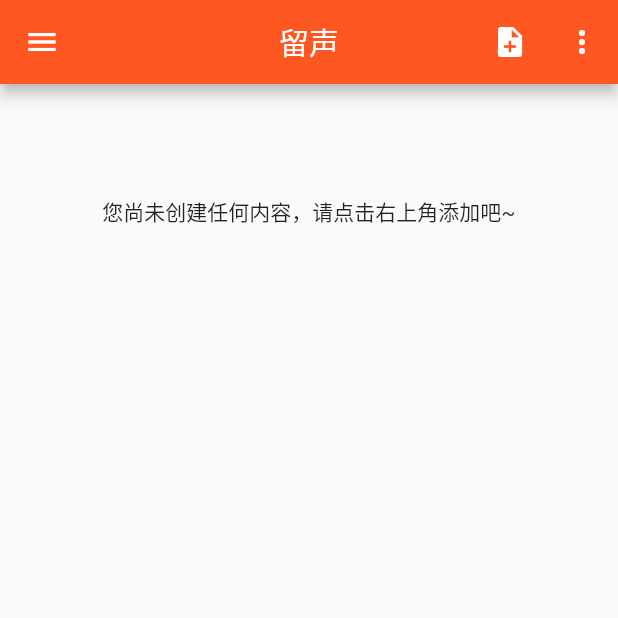
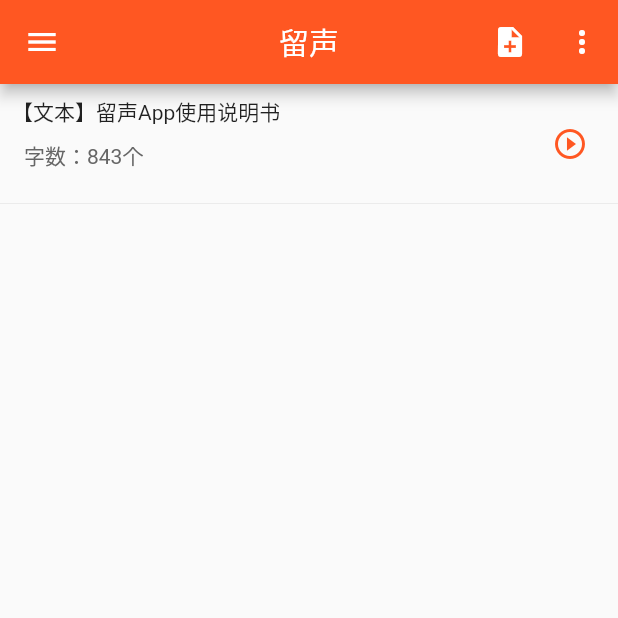
Before and after one commit to lileilei1119/xylisten, a Flutter app: the screen it shows after launch, in the side drawer, after a tap on the "note add" icon, on a phone screen of 412 x 824 dp, the top half of it. Run offline on Flutter 3.47's test engine with Material 2 defaults, Android fonts, the phone set to English and light mode, and no system bars; drawn by our look-alikes of flutter_slidable; our stand-ins replace audioplayers, bot_toast, event_bus, image_picker, shared_preferences, simple_animations and 2 more; missing offline and left inert: flutter_webview_plugin, quill_delta, xy_tts, zefyr; accounts and stored records are empty.

Commit message:
fix bugs

```diff
--- /dev/null
+++ b/assets/data/init_article.json
@@ -0,0 +1,8 @@
+{
+  "title": "留声App使用说明书",
+  "content": "[{\"insert\":\"留声是一款使用TTS语音播报您个人笔记的APP，内置了简洁实用的富文本编辑器。当您在吃饭时、散步时，开车时，使用留声播报您的笔记心得，做到真正的一心多用，开启多线程高效人生。亦或者，当你睡前使用留声播报一天的总结，以及次日的安排，以充满希望的声音伴您入眠。\\n\\n留声的功能介绍如下：\\n一、新建笔记\\n目前您有两种方式添加笔记，一是直接使用我们内置的富文本编辑器；二是使用抓取网站链接的方式。\\n在富文本编辑器中，您可以添加数字序号、点序号、引用、图片等多种常见的操作。\"},{\"insert\":\"\\n\",\"attributes\":{\"block\":\"ol\"}},{\"insert\":\"使用抓取网页功能时，您可以将其他网站的链接输入到留声抓取对话框中，直接拉取内容，转换成您自己的笔记。在大部分知名文本信息类的APP都有系统分享或者复制链接功能，您可以将它复制到黏贴板，打开留声APP，点击”抓取网页“功能，留声会自动识别黏贴板中的网址，一键拉取。\"},{\"insert\":\"\\n\",\"attributes\":{\"block\":\"ol\"}},{\"insert\":\"\\n二、播放器\\n留声内置播放器，可以以TTS方式播报您的笔记。播放器有迷你板和半屏板两种形式。迷你板不会阻塞您当前任何操作，可以在任何界面下方显示。当您需要查看、添加或删除播放列表时，点击迷你板会切换到半屏板。\\n在半屏板，您还可以进行定时操作，这个特别适合您睡前操作哦，以复习知识点的方式入眠非常nice。当您听到不确定不明白的知识点时。还可以点击上面的文稿按钮，查看当前播放文本。\\n此外留声播放器支持后台模式、支持远程事件。在锁机状态时，您也可以切换或者暂停。\\n\\n三、其他功能\\n 考虑到您录入笔记不易。留声内置了回收站功能，可以最大程度上排除误删。\"},{\"insert\":\"\\n\",\"attributes\":{\"block\":\"ol\"}},{\"insert\":\"设置了暗黑模式，暗黑模式很酷的，而且保护眼睛，可以试试哦\"},{\"insert\":\"\\n\",\"attributes\":{\"block\":\"ol\"}},{\"insert\":\"播报语速设置：您可以挑一个您喜欢的速度，建议使用默认倍速（1倍速）哦！\"},{\"insert\":\"\\n\",\"attributes\":{\"block\":\"ol\"}},{\"insert\":\"\\n留声App，还在完善之中，我们一直在路上，如果您有更好建议或反馈，请在我们的APPStore上评论留言或者给我们发邮件，我们的邮箱地址lileilei1119@163.com 谢谢！\\n\\n最后，如果您已经阅读了该说明书并清楚了使用方法。您可以把这篇文档删除，给您一个更澄净，完全属于您自己的空间。\\n\\n再见！留声会安静地守护您！\\n\"}]",
+  "flag": 1,
+  "count": 843,
+  "category": 0,
+  "opt": 0
+}
--- a/lib/config/db_config.dart
+++ b/lib/config/db_config.dart
@@ -1,3 +1,6 @@
+import 'dart:convert';
+
+import 'package:flutter/services.dart';
 import 'package:sqflite/sqflite.dart';
 import 'package:xylisten/config/xy_config.dart';
 import 'package:xylisten/listen/model/article_model.dart';
@@ -37,6 +40,12 @@
   $pd_seat integer not null default 0
   );
     ''');
+
+  //插入 app使用说明
+//  ArticleModel model = ArticleModel(flag:1,count: 843,title: '留声App使用说明书',content: '''[{"insert":"留声是一款使用TTS语音播报您个人笔记的APP，内置了简洁实用的富文本编辑器。当您在吃饭时、散步时，开车时，使用留声播报您的笔记心得，做到真正的一心多用，开启多线程高效人生。亦或者，当你睡前使用留声播报一天的总结，以及次日的安排，以充满希望的声音伴您入眠。\n\n留声的功能介绍如下：\n一、新建笔记\n目前您有两种方式添加笔记，一是直接使用我们内置的富文本编辑器；二是使用抓取网站链接的方式。\n在富文本编辑器中，您可以添加数字序号、点序号、引用、图片等多种常见的操作。"},{"insert":"\n","attributes":{"block":"ol"}},{"insert":"使用抓取网页功能时，您可以将其他网站的链接输入到留声抓取对话框中，直接拉取内容，转换成您自己的笔记。在大部分知名文本信息类的APP都有系统分享或者复制链接功能，您可以将它复制到黏贴板，打开留声APP，点击”抓取网页“功能，留声会自动识别黏贴板中的网址，一键拉取。"},{"insert":"\n","attributes":{"block":"ol"}},{"insert":"\n二、播放器\n留声内置播放器，可以以TTS方式播报您的笔记。播放器有迷你板和半屏板两种形式。迷你板不会阻塞您当前任何操作，可以在任何界面下方显示。当您需要查看、添加或删除播放列表时，点击迷你板会切换到半屏板。\n在半屏板，您还可以进行定时操作，这个特别适合您睡前操作哦，以复习知识点的方式入眠非常nice。当您听到不确定不明白的知识点时。还可以点击上面的文稿按钮，查看当前播放文本。\n此外留声播放器支持后台模式、支持远程事件。在锁机状态时，您也可以切换或者暂停。\n\n三、其他功能\n 考虑到您录入笔记不易。留声内置了回收站功能，可以最大程度上排除误删。"},{"insert":"\n","attributes":{"block":"ol"}},{"insert":"设置了暗黑模式，暗黑模式很酷的，而且保护眼睛，可以试试哦"},{"insert":"\n","attributes":{"block":"ol"}},{"insert":"播报语速设置：您可以挑一个您喜欢的速度，建议使用默认倍速（1倍速）哦！"},{"insert":"\n","attributes":{"block":"ol"}},{"insert":"\n留声App，还在完善之中，我们一直在路上，如果您有更好建议或反馈，请在我们的APPStore上评论留言或者给我们发邮件，我们的邮箱地址lileilei1119@163.com 谢谢！\n\n最后，如果您已经阅读了该说明书并清楚了使用方法。您可以把这篇文档删除，给您一个更澄净，完全属于您自己的空间。\n\n再见！留声会安静地守护您！\n"}]''');
+  String jsonStr = await rootBundle.loadString('assets/data/init_article.json');
+  Map<String, dynamic> map = json.decode(jsonStr);
+  await db.insert(tableArticle, map);
 
     });
   }
--- a/lib/config/xy_config.dart
+++ b/lib/config/xy_config.dart
@@ -14,6 +14,7 @@
    static const String play_status_pause = "play_status_pause";
    static const String play_status_continue = "play_status_continue";
    static const String play_status_stop = "play_status_stop";
+   static const String play_status_none = "play_status_none";
 
    static const String sp_play_list = "sp_play_list";
 
--- a/lib/listen/page/cell/article_item.dart
+++ b/lib/listen/page/cell/article_item.dart
@@ -96,6 +96,7 @@
 
     return InkWell(
       onTap: () {
+      if (showType == 0) {
         if (SlidableData.of(context).renderingMode ==
             SlidableRenderingMode.slide) {
           Slidable.of(context).close();
@@ -111,6 +112,7 @@
         } else {
           NavigatorUtil.pushPage(context, WebViewPage(model));
         }
+      }
       },
       child: Container(
           padding: EdgeInsets.symmetric(vertical: 8, horizontal: 8),
--- a/lib/listen/page/home_page.dart
+++ b/lib/listen/page/home_page.dart
@@ -34,7 +34,9 @@
   void _delItem(ArticleModel model) {
     dbModelProvider.trashArticle(model.tbId, 1).then((value) {
       _articleList.remove(model);
-      setState(() {});
+      setState(() {
+        _isListEmpty = (_articleList?.length == 0);
+      });
     });
   }
 
--- a/lib/listen/player/player_control_view.dart
+++ b/lib/listen/player/player_control_view.dart
@@ -287,7 +287,7 @@
       PlayData.playIdx = 0;
       PlayData.curModel = null;
       //仅仅刷新
-      eventBus.fire(NotifyEvent(route:Constant.eb_play_status));
+      eventBus.fire(NotifyEvent(route:Constant.eb_play_status,argList: [Constant.play_status_none]));
     });
   }
 
--- a/pubspec.yaml
+++ b/pubspec.yaml
@@ -71,6 +71,7 @@
   # To add assets to your application, add an assets section, like this:
   assets:
       - assets/audio/split.mp3
+      - assets/data/init_article.json
       - assets/images/header.jpg
       - assets/images/header_dark.jpg
 
```
Also changed, not shown: 2 other files.
